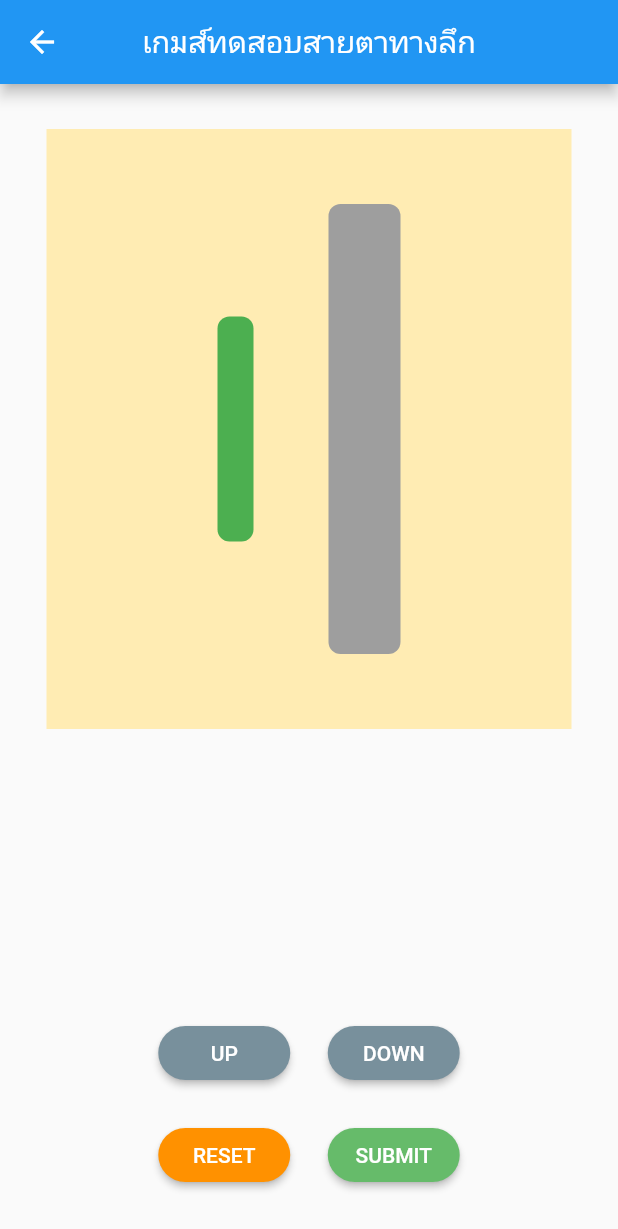
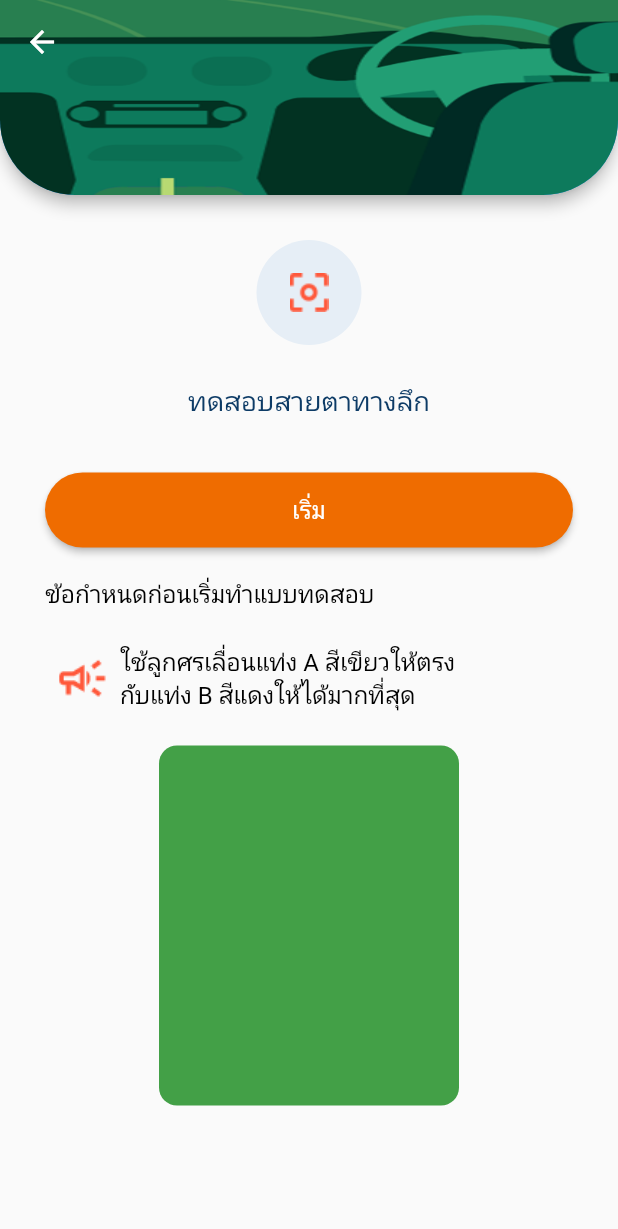
Before and after one commit to tham9500/ft_app_easy_drive, a Flutter app: the Home_game screen opened directly, after a tap on "ทดสอบสายตาทางลึก", on a phone screen of 412 x 824 dp. Shown: the top 1229 px of the screen. Run offline on Flutter 3.47's test engine with Material 2 defaults, Android fonts, the phone set to English and light mode, and no system bars; our stand-ins replace shared_preferences; missing offline and left inert: splash_screen_view; accounts and stored records are empty.

Commit message:
[ADD]sucess,fail distance page [UPDATE]function condition distance

```diff
--- /dev/null
+++ b/lib/pages/games_page/guide_games/guide_distancec.dart
@@ -0,0 +1,182 @@
+import 'package:flutter/material.dart';
+import 'package:ft_app_easy_drive/pages/load_pages/load_game/loading_distance.dart';
+
+class Guide_distance extends StatefulWidget {
+  Guide_distance({Key? key}) : super(key: key);
+
+  @override
+  _Guide_distanceState createState() => _Guide_distanceState();
+}
+
+class _Guide_distanceState extends State<Guide_distance> {
+  @override
+  Widget build(BuildContext context) {
+    return Scaffold(
+      appBar: PreferredSize(
+        preferredSize: Size.fromHeight(130.0),
+        child: AppBar(
+          centerTitle: true,
+          flexibleSpace: ClipRRect(
+            borderRadius: BorderRadius.only(
+                bottomLeft: Radius.circular(50),
+                bottomRight: Radius.circular(50)),
+            child: Container(
+              decoration: BoxDecoration(
+                image: DecorationImage(
+                    image: AssetImage("assets/images/appbars/appbar.png"),
+                    fit: BoxFit.fill),
+              ),
+              child: Column(
+                mainAxisAlignment: MainAxisAlignment.center,
+                children: <Widget>[
+                  Container(
+                    child: Container(
+                      child: Column(
+                        children: [
+                          Container(
+                            child: Column(
+                              // mainAxisAlignment: MainAxisAlignment.start,
+                              children: <Widget>[
+                                Container(
+                                  child: Text(
+                                    "",
+                                    style: TextStyle(
+                                        fontSize: 28,
+                                        fontWeight: FontWeight.bold,
+                                        color: Colors.white),
+                                    textAlign: TextAlign.left,
+                                  ),
+                                ),
+                              ],
+                            ),
+                          ),
+                          SizedBox(height: 30),
+                          Container(
+                            child: Row(
+                              mainAxisAlignment: MainAxisAlignment.center,
+                              children: <Widget>[],
+                            ),
+                          ),
+                        ],
+                      ),
+                    ),
+                  ),
+                ],
+              ),
+            ),
+          ),
+          // title: Text(
+          //   "ลงทะเบียนเข้าใช้งาน",
+          //   style: TextStyle(fontSize: 28, fontWeight: FontWeight.bold),
+          // ),
+          shape: RoundedRectangleBorder(
+            borderRadius: BorderRadius.only(
+                bottomLeft: Radius.circular(50),
+                bottomRight: Radius.circular(50)),
+          ),
+        ),
+      ),
+      body: Container(
+        child: Padding(
+          padding: const EdgeInsets.all(30),
+          child: Column(
+            children: <Widget>[
+              Container(
+                height: 70,
+                width: 70,
+                decoration: BoxDecoration(
+                  color: Color.fromRGBO(230, 238, 246, 1),
+                  shape: BoxShape.circle,
+                  image: const DecorationImage(
+                    image: AssetImage("assets/images/game_icon/length.png"),
+                  ),
+                ),
+              ),
+              SizedBox(height: 25),
+              Container(
+                child: Center(
+                  child: Text(
+                    "ทดสอบสายตาทางลึก",
+                    style: TextStyle(
+                        fontSize: 18, color: Color.fromRGBO(13, 59, 102, 1)),
+                  ),
+                ),
+              ),
+              SizedBox(height: 35),
+              Btn_Start(),
+              SizedBox(height: 20),
+              Container(
+                alignment: Alignment.centerLeft,
+                child: Text(
+                  "ข้อกำหนดก่อนเริ่มทำแบบทดสอบ",
+                  style: TextStyle(fontSize: 16, color: Colors.black),
+                ),
+              ),
+              SizedBox(height: 20),
+              Container(
+                child: Row(
+                  children: <Widget>[
+                    Container(
+                      height: 50,
+                      width: 50,
+                      decoration: BoxDecoration(
+                        //color: Colors.white,
+                        borderRadius: BorderRadius.circular(12),
+                        image: const DecorationImage(
+                          image: AssetImage(
+                              "assets/images/game_icon/notification1.png"),
+                        ),
+                      ),
+                    ),
+                    Container(
+                      alignment: Alignment.centerLeft,
+                      child: Text(
+                        "ใช้ลูกศรเลื่อนแท่ง A สีเขียวให้ตรง\nกับแท่ง B สีแดงให้ได้มากที่สุด",
+                        style: TextStyle(fontSize: 16, color: Colors.black),
+                      ),
+                    ),
+                  ],
+                ),
+              ),
+              SizedBox(height: 20),
+              Container(
+                height: 240,
+                width: 200,
+                decoration: BoxDecoration(
+                  color: Colors.green.shade600,
+                  borderRadius: BorderRadius.circular(12),
+                ),
+              ),
+            ],
+          ),
+        ),
+      ),
+    );
+  }
+
+  Widget Btn_Start() {
+    return Container(
+        height: 50,
+        width: MediaQuery.of(context).size.width,
+
+        // color: Colors.amber.shade200,
+        child: ElevatedButton(
+            style: ButtonStyle(
+                foregroundColor: MaterialStateProperty.all<Color>(Colors.black),
+                backgroundColor:
+                    MaterialStateProperty.all<Color>(Colors.orange.shade800),
+                shape: MaterialStateProperty.all<RoundedRectangleBorder>(
+                    RoundedRectangleBorder(
+                  borderRadius: BorderRadius.circular(35.0),
+                ))),
+            child: Text(
+              "เริ่ม",
+              style: TextStyle(fontSize: 16, color: Colors.white),
+            ),
+            onPressed: () {
+              print("Submit click");
+              Navigator.push(context,
+                  MaterialPageRoute(builder: (context) => Loading_distance()));
+            }));
+  }
+}
--- a/lib/pages/games_page/home_game.dart
+++ b/lib/pages/games_page/home_game.dart
@@ -2,6 +2,7 @@ import 'package:ft_app_easy_drive/pages/games_page/example_action.dart';
 import 'package:ft_app_easy_drive/pages/games_page/example_distance.dart';
 import 'package:flutter/material.dart';
 import 'package:ft_app_easy_drive/pages/games_page/example_eyecolor.dart';
+import 'package:ft_app_easy_drive/pages/games_page/guide_games/guide_distancec.dart';
 
 class Home_game extends StatefulWidget {
   Home_game({Key? key}) : super(key: key);
@@ -163,7 +164,7 @@ class _Home_gameState extends State<Home_game> {
             onPressed: () {
               print("games colors click");
               Navigator.push(context,
-                  MaterialPageRoute(builder: (context) => Example_distance()));
+                  MaterialPageRoute(builder: (context) => Guide_distance()));
             }));
   }
 
--- /dev/null
+++ b/lib/pages/load_pages/load_game/loading_distance.dart
@@ -0,0 +1,63 @@
+import 'dart:async';
+
+import 'package:flutter/material.dart';
+import 'package:ft_app_easy_drive/pages/games_page/example_distance.dart';
+
+class Loading_distance extends StatefulWidget {
+  Loading_distance({Key? key}) : super(key: key);
+
+  @override
+  _Loading_distanceState createState() => _Loading_distanceState();
+}
+
+class _Loading_distanceState extends State<Loading_distance> {
+  int Counter = 3;
+  late Timer _timer;
+  void initState() {
+    super.initState();
+    startTimer();
+  }
+
+  void startTimer() {
+    Counter = 3;
+    _timer = Timer.periodic(Duration(seconds: 1), (timer) {
+      if (Counter > 0) {
+        setState(() {
+          Counter--;
+          if (Counter == 0) {
+            print("time out");
+            Navigator.push(context,
+                MaterialPageRoute(builder: (context) => Example_distance()));
+          }
+        });
+      } else {
+        _timer.cancel();
+      }
+    });
+  }
+
+  void time_out() {
+    if (Counter == 0) {
+      print("time out");
+      Navigator.push(
+          context, MaterialPageRoute(builder: (context) => Example_distance()));
+    }
+  }
+
+  @override
+  Widget build(BuildContext context) {
+    return Scaffold(
+      body: Center(
+        child: Column(
+          mainAxisAlignment: MainAxisAlignment.center,
+          children: <Widget>[
+            Text(
+              '$Counter',
+              style: TextStyle(fontSize: 75, fontWeight: FontWeight.bold),
+            ),
+          ],
+        ),
+      ),
+    );
+  }
+}
--- a/pubspec.yaml
+++ b/pubspec.yaml
@@ -63,6 +63,7 @@ flutter:
     - assets/images/logo/
     - assets/images/scrolls/
     - assets/images/game_icon/
+    - assets/animation/
   #   - images/a_dot_ham.jpeg
 
   # An image asset can refer to one or more resolution-specific "variants", see
```
Also changed, not shown: lib/pages/games_page/end_game/end_distance/fail_distance.dart (added, +108 -0 lines), lib/pages/games_page/end_game/end_distance/success_distance.dart (added, +109 -0 lines), lib/pages/games_page/example_distance.dart (+8 -2 lines), assets/animation/fail-animation.gif (added), assets/animation/success-animation.gif (added), assets/images/game_icon/notification1.png (added).
